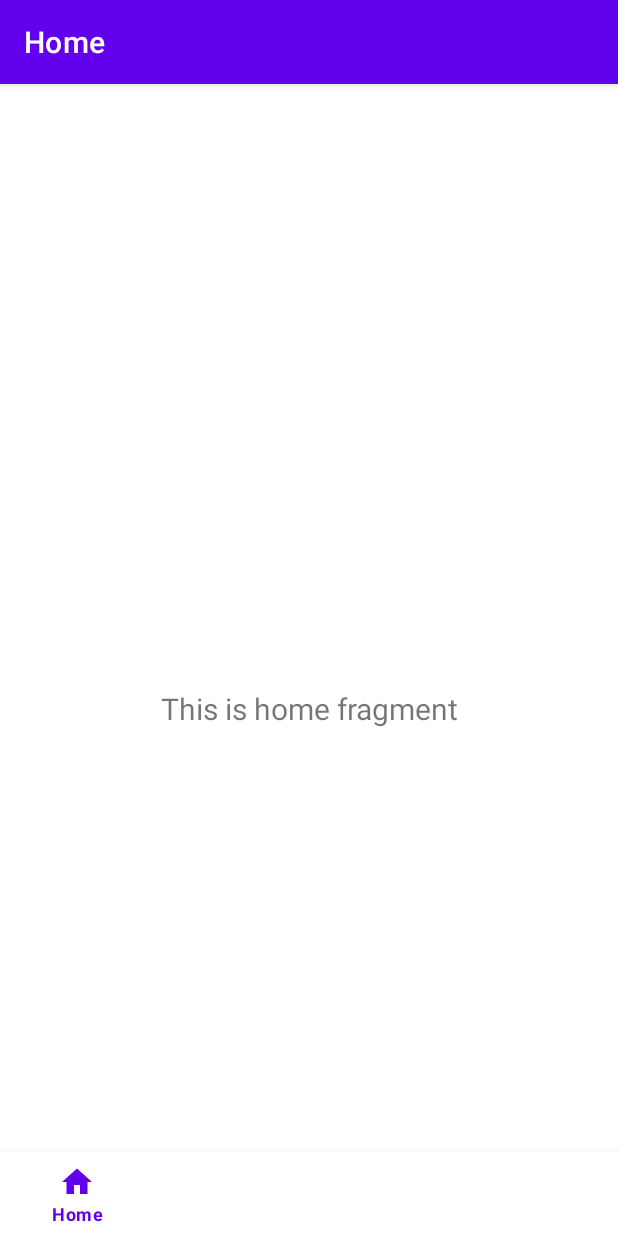
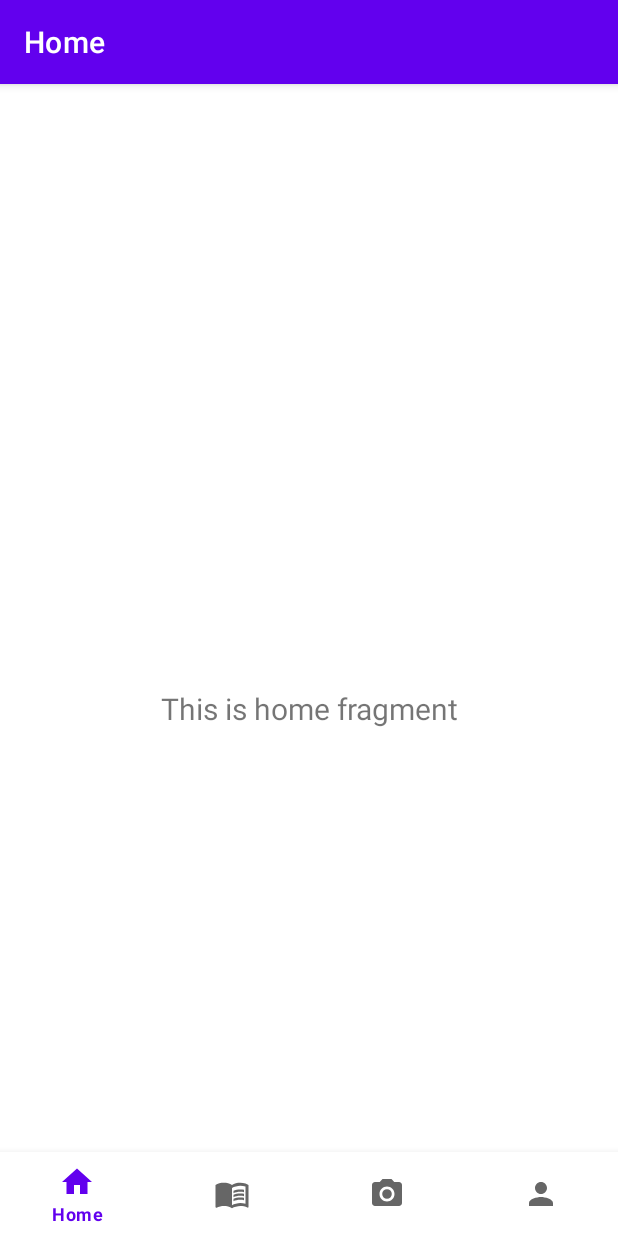
Before and after one commit to bwan242/NutriView2021, an Android app: the screen it shows after launch (MainActivity), on a phone screen of 412 x 824 dp. Run offline under Robolectric (Android 15) with nearby library versions, the phone set to English and light mode, and no system bars; our stand-ins replace navigation-ui.

Commit message:
Added icons to navigation menu

```diff
--- /dev/null
+++ b/app/src/main/res/drawable/ic_camera_black_24dp.xml
@@ -0,0 +1,13 @@
+<vector xmlns:android="http://schemas.android.com/apk/res/android"
+    android:width="24dp"
+    android:height="24dp"
+    android:viewportWidth="24"
+    android:viewportHeight="24"
+    android:tint="?attr/colorControlNormal">
+  <path
+      android:fillColor="@android:color/white"
+      android:pathData="M12,12m-3.2,0a3.2,3.2 0,1 1,6.4 0a3.2,3.2 0,1 1,-6.4 0"/>
+  <path
+      android:fillColor="@android:color/white"
+      android:pathData="M9,2L7.17,4L4,4c-1.1,0 -2,0.9 -2,2v12c0,1.1 0.9,2 2,2h16c1.1,0 2,-0.9 2,-2L22,6c0,-1.1 -0.9,-2 -2,-2h-3.17L15,2L9,2zM12,17c-2.76,0 -5,-2.24 -5,-5s2.24,-5 5,-5 5,2.24 5,5 -2.24,5 -5,5z"/>
+</vector>
--- /dev/null
+++ b/app/src/main/res/drawable/ic_profile_black_24dp.xml
@@ -0,0 +1,10 @@
+<vector xmlns:android="http://schemas.android.com/apk/res/android"
+    android:width="24dp"
+    android:height="24dp"
+    android:viewportWidth="24"
+    android:viewportHeight="24"
+    android:tint="?attr/colorControlNormal">
+  <path
+      android:fillColor="@android:color/white"
+      android:pathData="M12,12c2.21,0 4,-1.79 4,-4s-1.79,-4 -4,-4 -4,1.79 -4,4 1.79,4 4,4zM12,14c-2.67,0 -8,1.34 -8,4v2h16v-2c0,-2.66 -5.33,-4 -8,-4z"/>
+</vector>
--- /dev/null
+++ b/app/src/main/res/drawable/ic_recipes_black_24dp.xml
@@ -0,0 +1,19 @@
+<vector xmlns:android="http://schemas.android.com/apk/res/android"
+    android:width="24dp"
+    android:height="24dp"
+    android:viewportWidth="24"
+    android:viewportHeight="24"
+    android:tint="?attr/colorControlNormal">
+  <path
+      android:fillColor="@android:color/white"
+      android:pathData="M21,5c-1.11,-0.35 -2.33,-0.5 -3.5,-0.5c-1.95,0 -4.05,0.4 -5.5,1.5c-1.45,-1.1 -3.55,-1.5 -5.5,-1.5S2.45,4.9 1,6v14.65c0,0.25 0.25,0.5 0.5,0.5c0.1,0 0.15,-0.05 0.25,-0.05C3.1,20.45 5.05,20 6.5,20c1.95,0 4.05,0.4 5.5,1.5c1.35,-0.85 3.8,-1.5 5.5,-1.5c1.65,0 3.35,0.3 4.75,1.05c0.1,0.05 0.15,0.05 0.25,0.05c0.25,0 0.5,-0.25 0.5,-0.5V6C22.4,5.55 21.75,5.25 21,5zM21,18.5c-1.1,-0.35 -2.3,-0.5 -3.5,-0.5c-1.7,0 -4.15,0.65 -5.5,1.5V8c1.35,-0.85 3.8,-1.5 5.5,-1.5c1.2,0 2.4,0.15 3.5,0.5V18.5z"/>
+  <path
+      android:fillColor="@android:color/white"
+      android:pathData="M17.5,10.5c0.88,0 1.73,0.09 2.5,0.26V9.24C19.21,9.09 18.36,9 17.5,9c-1.7,0 -3.24,0.29 -4.5,0.83v1.66C14.13,10.85 15.7,10.5 17.5,10.5z"/>
+  <path
+      android:fillColor="@android:color/white"
+      android:pathData="M13,12.49v1.66c1.13,-0.64 2.7,-0.99 4.5,-0.99c0.88,0 1.73,0.09 2.5,0.26V11.9c-0.79,-0.15 -1.64,-0.24 -2.5,-0.24C15.8,11.66 14.26,11.96 13,12.49z"/>
+  <path
+      android:fillColor="@android:color/white"
+      android:pathData="M17.5,14.33c-1.7,0 -3.24,0.29 -4.5,0.83v1.66c1.13,-0.64 2.7,-0.99 4.5,-0.99c0.88,0 1.73,0.09 2.5,0.26v-1.52C19.21,14.41 18.36,14.33 17.5,14.33z"/>
+</vector>
--- a/app/src/main/res/menu/bottom_nav_menu.xml
+++ b/app/src/main/res/menu/bottom_nav_menu.xml
@@ -9,15 +9,18 @@
 
     <item
         android:id="@+id/navigation_recipes"
+        android:icon="@drawable/ic_recipes_black_24dp"
         android:title="@string/title_recipes" />
 
 
     <item
         android:id="@+id/navigation_camera"
+        android:icon="@drawable/ic_camera_black_24dp"
         android:title="@string/title_camera" />
 
     <item
         android:id="@+id/navigation_profile"
+        android:icon="@drawable/ic_profile_black_24dp"
         android:title="@string/title_profile" />
 
 </menu>
```
